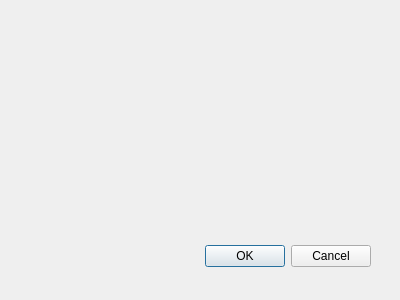
omegaBionic/maderation_front, file app/dialog_critical.ui: the form before one commit.
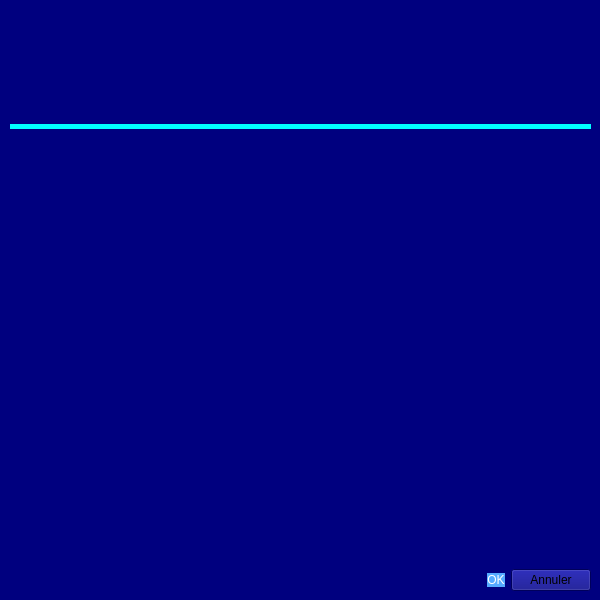
The form after the commit. Icons and pictures are not drawn.

Patch:
```diff
--- a/app/dialog_critical.ui
+++ b/app/dialog_critical.ui
@@ -8,28 +8,136 @@
    <rect>
     <x>0</x>
     <y>0</y>
-    <width>400</width>
-    <height>300</height>
+    <width>600</width>
+    <height>600</height>
    </rect>
   </property>
   <property name="windowTitle">
    <string>Dialog</string>
   </property>
-  <widget class="QDialogButtonBox" name="buttonBox">
+  <property name="styleSheet">
+   <string notr="true">background-color: rgb(0, 0, 127);</string>
+  </property>
+  <widget class="QWidget" name="verticalLayoutWidget">
    <property name="geometry">
     <rect>
-     <x>30</x>
-     <y>240</y>
-     <width>341</width>
-     <height>32</height>
+     <x>10</x>
+     <y>30</y>
+     <width>581</width>
+     <height>561</height>
     </rect>
    </property>
-   <property name="orientation">
-    <enum>Qt::Horizontal</enum>
-   </property>
-   <property name="standardButtons">
-    <set>QDialogButtonBox::Cancel|QDialogButtonBox::Ok</set>
-   </property>
+   <layout class="QVBoxLayout" name="verticalLayout">
+    <item>
+     <widget class="QLabel" name="label">
+      <property name="minimumSize">
+       <size>
+        <width>60</width>
+        <height>60</height>
+       </size>
+      </property>
+      <property name="maximumSize">
+       <size>
+        <width>999999</width>
+        <height>999999</height>
+       </size>
+      </property>
+      <property name="baseSize">
+       <size>
+        <width>60</width>
+        <height>60</height>
+       </size>
+      </property>
+      <property name="layoutDirection">
+       <enum>Qt::LeftToRight</enum>
+      </property>
+      <property name="styleSheet">
+       <string notr="true">image: url(:/pictures/gui_resources/critical.png);</string>
+      </property>
+      <property name="text">
+       <string/>
+      </property>
+     </widget>
+    </item>
+    <item>
+     <widget class="Line" name="line">
+      <property name="minimumSize">
+       <size>
+        <width>0</width>
+        <height>60</height>
+       </size>
+      </property>
+      <property name="styleSheet">
+       <string notr="true">color: rgb(0, 255, 255);
+padding: (-50,-50,-50,-50);</string>
+      </property>
+      <property name="frameShadow">
+       <enum>QFrame::Plain</enum>
+      </property>
+      <property name="lineWidth">
+       <number>5</number>
+      </property>
+      <property name="midLineWidth">
+       <number>0</number>
+      </property>
+      <property name="orientation">
+       <enum>Qt::Horizontal</enum>
+      </property>
+     </widget>
+    </item>
+    <item>
+     <spacer name="verticalSpacer">
+      <property name="orientation">
+       <enum>Qt::Vertical</enum>
+      </property>
+      <property name="sizeType">
+       <enum>QSizePolicy::Expanding</enum>
+      </property>
+      <property name="sizeHint" stdset="0">
+       <size>
+        <width>20</width>
+        <height>999999</height>
+       </size>
+      </property>
+     </spacer>
+    </item>
+    <item>
+     <layout class="QHBoxLayout" name="horizontalLayout">
+      <item>
+       <spacer name="horizontalSpacer">
+        <property name="orientation">
+         <enum>Qt::Horizontal</enum>
+        </property>
+        <property name="sizeHint" stdset="0">
+         <size>
+          <width>40</width>
+          <height>20</height>
+         </size>
+        </property>
+       </spacer>
+      </item>
+      <item>
+       <widget class="QPushButton" name="pushButton_2">
+        <property name="styleSheet">
+         <string notr="true">background-color: rgb(85, 170, 255);
+color: white;
+border-radius: 10px;</string>
+        </property>
+        <property name="text">
+         <string>OK</string>
+        </property>
+       </widget>
+      </item>
+      <item>
+       <widget class="QPushButton" name="pushButton">
+        <property name="text">
+         <string>Annuler</string>
+        </property>
+       </widget>
+      </item>
+     </layout>
+    </item>
+   </layout>
   </widget>
  </widget>
  <pixmapfunction/>
```
Left out of the diff: 40 changed lines with no effect on the pictures.
